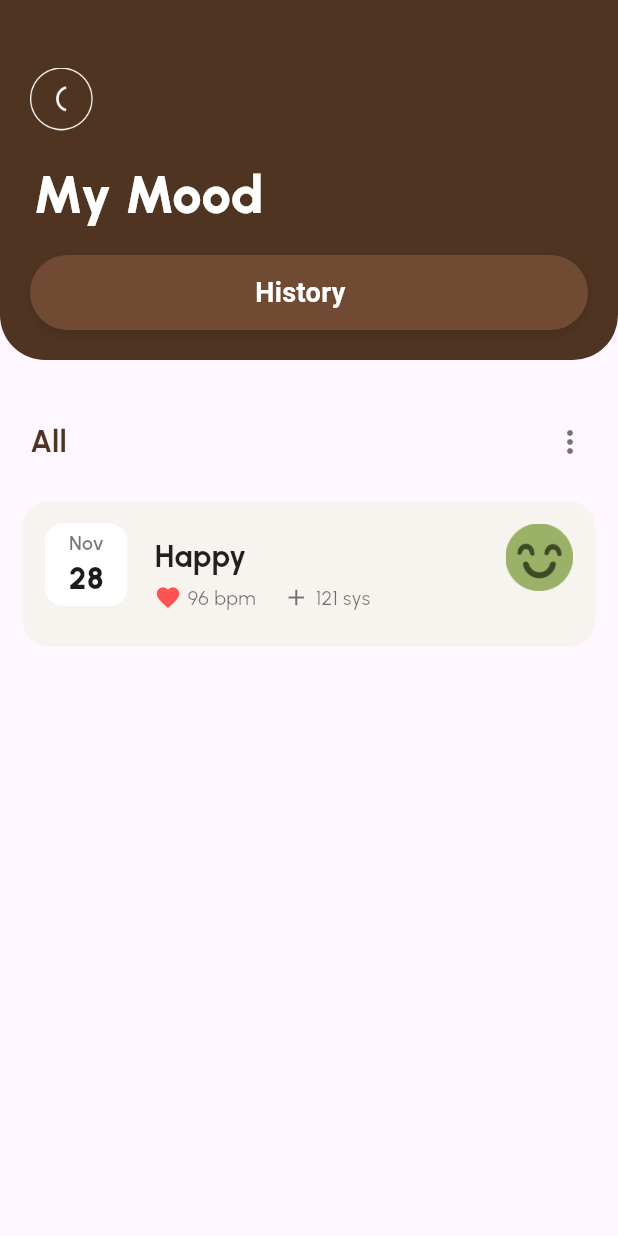
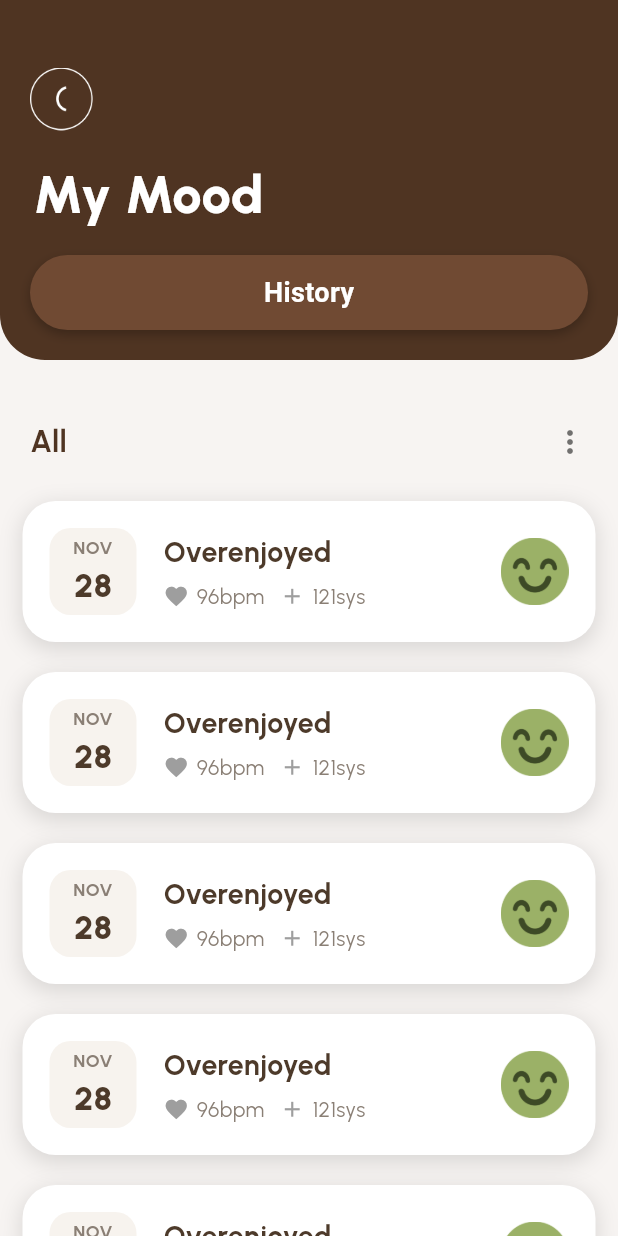
Before and after one commit to ninisssimoett/freund-app, a Flutter app: the MoodFlowScreen screen opened directly, after a tap on "Set Mood", on a phone screen of 412 x 824 dp. Run offline on Flutter 3.47's test engine with Material 3 defaults, Android fonts, the phone set to English and light mode, and no system bars; our stand-ins replace google_fonts.

Commit message:
LAST PUSH OK

```diff
--- a/lib/main.dart
+++ b/lib/main.dart
@@ -1,5 +1,9 @@
 import 'package:flutter/material.dart';
+import 'package:freud_app/screens/journal/add_journal_screen.dart';
 import 'package:freud_app/screens/journal/journal_home_screen.dart';
+import 'package:freud_app/screens/mood/mood_flow_screen.dart';
+import 'package:freud_app/screens/mood/mood_history_screen.dart';
+import 'package:freud_app/screens/mood/mood_page.dart';
 
 
 
@@ -18,7 +22,7 @@ class MyApp extends StatelessWidget {
 
 
       debugShowCheckedModeBanner: false,
-      home: JournalHomeScreen(),
+      home: MoodFlowScreen(),
 
     );
   }
--- a/lib/screens/mood/mood_flow_screen.dart
+++ b/lib/screens/mood/mood_flow_screen.dart
@@ -50,7 +50,7 @@ class _MoodFlowScreenState extends State<MoodFlowScreen> {
     Navigator.push(
       context,
       MaterialPageRoute(
-        builder: (_) => HistoryScreen(selectedMood: moodName),
+        builder: (_) => MoodHistoryScreen(),
       ),
     );
   }
--- a/lib/screens/mood/mood_history_screen.dart
+++ b/lib/screens/mood/mood_history_screen.dart
@@ -2,20 +2,132 @@ import 'package:flutter/material.dart';
 import 'package:intl/intl.dart';
 import 'package:google_fonts/google_fonts.dart';
 
-class HistoryScreen extends StatelessWidget {
-  final String selectedMood;
-
-  const HistoryScreen({super.key, required this.selectedMood});
+class MoodHistoryScreen extends StatelessWidget {
+  const MoodHistoryScreen({super.key});
 
   @override
   Widget build(BuildContext context) {
     String day = DateFormat('d').format(DateTime.now());
-    String month = DateFormat('MMM').format(DateTime.now());
-    String weekday = DateFormat('EEE').format(DateTime.now());
+    String month = DateFormat('MMM').format(DateTime.now()).toUpperCase();
+
+    Widget moodCard(String moodTitle, String imgPath) {
+      return Container(
+        margin: const EdgeInsets.symmetric(horizontal: 15, vertical: 10),
+        padding: const EdgeInsets.all(18),
+        decoration: BoxDecoration(
+          color: Colors.white,
+          borderRadius: BorderRadius.circular(22),
+          boxShadow: [
+            BoxShadow(
+              color: Colors.black12,
+              blurRadius: 12,
+              spreadRadius: 1,
+              offset: const Offset(0, 4),
+            ),
+          ],
+        ),
+        child: Row(
+          crossAxisAlignment: CrossAxisAlignment.center,
+          children: [
+            // kotak tanggal
+            Container(
+              width: 58,
+              height: 58,
+              decoration: BoxDecoration(
+                color: const Color(0xFFF7F3EE),
+                borderRadius: BorderRadius.circular(14),
+              ),
+              child: Column(
+                mainAxisAlignment: MainAxisAlignment.center,
+                children: [
+                  Text(
+                    month,
+                    style: GoogleFonts.urbanist(
+                      fontSize: 12,
+                      fontWeight: FontWeight.w700,
+                      color: const Color(0xFF8A7F75),
+                    ),
+                  ),
+                  const SizedBox(height: 2),
+                  Text(
+                    day,
+                    style: GoogleFonts.urbanist(
+                      fontSize: 22,
+                      fontWeight: FontWeight.w800,
+                      color: const Color(0xFF4D3A2A),
+                    ),
+                  ),
+                ],
+              ),
+            ),
+
+            const SizedBox(width: 18),
+
+            // text bpm row
+            Expanded(
+              child: Column(
+                crossAxisAlignment: CrossAxisAlignment.start,
+                children: [
+                  // mood title
+                  Text(
+                    moodTitle,
+                    style: GoogleFonts.urbanist(
+                      fontSize: 19,
+                      fontWeight: FontWeight.w700,
+                      color: const Color(0xFF4D3A2A),
+                    ),
+                  ),
+                  const SizedBox(height: 6),
+
+                  Row(
+                    children: [
+                      const Icon(Icons.favorite,
+                          size: 17, color: Colors.grey),
+                      const SizedBox(width: 5),
+                      Text(
+                        "96bpm",
+                        style: GoogleFonts.urbanist(
+                          fontSize: 14,
+                          color: const Color(0xFF8A7F75),
+                        ),
+                      ),
+
+                      const SizedBox(width: 10),
+
+                      const Icon(Icons.add,
+                          size: 17, color: Colors.grey),
+                      const SizedBox(width: 5),
+                      Text(
+                        "121sys",
+                        style: GoogleFonts.urbanist(
+                          fontSize: 14,
+                          color: const Color(0xFF8A7F75),
+                        ),
+                      ),
+                    ],
+                  ),
+                ],
+              ),
+            ),
+
+            // icon mood kanan
+            Image.asset(
+              imgPath,
+              width: 45,
+              height: 45,
+              fit: BoxFit.contain,
+            ),
+          ],
+        ),
+      );
+    }
 
     return Scaffold(
-      body: Column(
+      backgroundColor: const Color(0xFFF7F4F2),
+      body: SingleChildScrollView(
+        child: Column(
           children: [
+            // HEADER
             Container(
               width: double.infinity,
               height: 240,
@@ -53,7 +165,7 @@ class HistoryScreen extends StatelessWidget {
                       ),
                     ),
                   ),
-                // history
+
                   Positioned(
                     left: 20,
                     right: 20,
@@ -65,16 +177,14 @@ class HistoryScreen extends StatelessWidget {
                         borderRadius: BorderRadius.circular(50),
                         boxShadow: const [
                           BoxShadow(
-                          color: Colors.black12,
+                            color: Colors.black26,
                             blurRadius: 6,
                             offset: Offset(0, 3),
                           ),
                         ],
                       ),
-                    child: const Padding(
-                      padding: EdgeInsets.only(left: 150),
-                      child: Align(
-                        alignment: Alignment.centerLeft,
+                      child: const Align(
+                        alignment: Alignment.center,
                         child: Text(
                           'History',
                           style: TextStyle(
@@ -86,12 +196,12 @@ class HistoryScreen extends StatelessWidget {
                       ),
                     ),
                   ),
-                ),
                 ],
               ),
             ),
 
             const SizedBox(height: 40),
+
             Padding(
               padding: const EdgeInsets.symmetric(horizontal: 20),
               child: Row(
@@ -102,7 +212,7 @@ class HistoryScreen extends StatelessWidget {
                     style: GoogleFonts.urbanist(
                       fontSize: 20,
                       fontWeight: FontWeight.w700,
-                    color: Color(0xFF4F3422),
+                      color: const Color(0xFF4F3422),
                     ),
                   ),
                   const Icon(Icons.more_vert, color: Colors.black54),
@@ -111,126 +221,17 @@ class HistoryScreen extends StatelessWidget {
             ),
 
             const SizedBox(height: 15),
-          Container(
-            margin: const EdgeInsets.symmetric(horizontal: 15, vertical: 10),
-            padding: const EdgeInsets.all(15),
-            decoration: BoxDecoration(
-              color: const Color(0xFFF7F3EE),
-              borderRadius: BorderRadius.circular(18),
-            ),
-            child: Row(
-              crossAxisAlignment: CrossAxisAlignment.start,
-              children: [
-                // kotak tgl
-                Container(
-                  width: 55,
-                  height: 55,
-                  decoration: BoxDecoration(
-                    color: Colors.white,
-                    borderRadius: BorderRadius.circular(12),
-                  ),
-                  child: Column(
-                    mainAxisAlignment: MainAxisAlignment.center,
-                    children: [
-                      Text(
-                        month,
-                        style: GoogleFonts.urbanist(
-                          fontSize: 13,
-                          fontWeight: FontWeight.w600,
-                          color: Colors.black54,
-                        ),
-                      ),
-                      Text(
-                        day,
-                        style: GoogleFonts.urbanist(
-                          fontSize: 20,
-                          fontWeight: FontWeight.w800,
-                        ),
-                      ),
+
+
+            moodCard("Overenjoyed", "assets/images/icon1.png"),
+            moodCard("Overenjoyed", "assets/images/icon1.png"),
+            moodCard("Overenjoyed", "assets/images/icon1.png"),
+            moodCard("Overenjoyed", "assets/images/icon1.png"),
+            moodCard("Overenjoyed", "assets/images/icon1.png"),
+
+
           ],
         ),
-                ),
-
-                const SizedBox(width: 18),
-                Expanded(
-                  child: Column(
-                    crossAxisAlignment: CrossAxisAlignment.start,
-                    children: [
-                      Row(
-                        children: [
-                          Expanded(
-                            child: Text(
-                              selectedMood,
-                              style: GoogleFonts.urbanist(
-                                fontSize: 20,
-                                fontWeight: FontWeight.w700,
-                                color: Colors.black87,
-                              ),
-                            ),
-                          ),
-
-                          Image.asset(
-                            'assets/images/icon1.png',
-                            width: 45,
-                            height: 45,
-                          ),
-                        ],
-                      ),
-
-                      const SizedBox(height: 3),
-
-                      // hati sm plus
-                      Transform.translate(
-                        offset: const Offset(0,-8), // makin negatif = makin naik
-                        child: Row(
-                          children: [
-                            Row(
-                              children: [
-                                const Icon(
-                                  Icons.favorite,
-                                  size: 18,
-                                  color: Colors.redAccent,
-                                ),
-                                const SizedBox(width: 4),
-                                Text(
-                                  "96 bpm",
-                                  style: GoogleFonts.urbanist(
-                                    fontSize: 13,
-                                    color: Colors.black54,
-                                  ),
-                                ),
-                              ],
-                            ),
-
-                            const SizedBox(width: 18),
-
-                            Row(
-                              children: [
-                                const Icon(
-                                  Icons.add,
-                                  size: 18,
-                                  color: Colors.black54,
-                                ),
-                                const SizedBox(width: 4),
-                                Text(
-                                  "121 sys",
-                                  style: GoogleFonts.urbanist(
-                                    fontSize: 13,
-                                    color: Colors.black54,
-                                  ),
-                                ),
-                              ],
-                            ),
-                          ],
-                        ),
-                      ),
-                    ],
-                  ),
-                ),
-              ],
-            ),
-          ),
-        ],
       ),
     );
   }
```
Also changed, not shown: lib/screens/mood/mood_page.dart (line endings or trailing spaces). Lines whose indentation alone changed are shown as unchanged.
